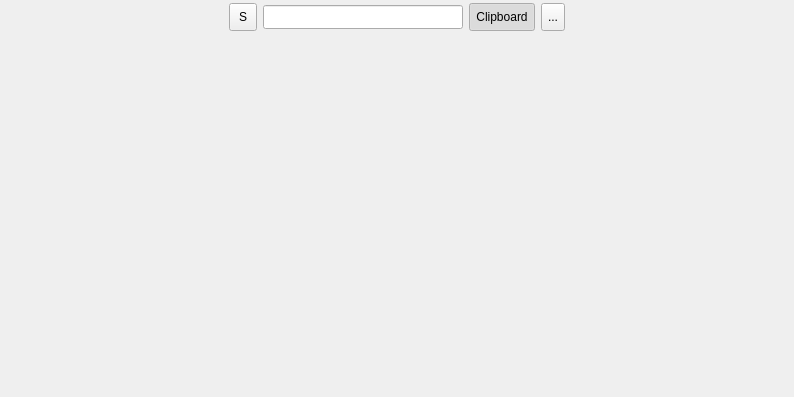
First picture: the form in widget/MPasteWidget.ui, repository SeptemberHX/MPaste, before the edit.
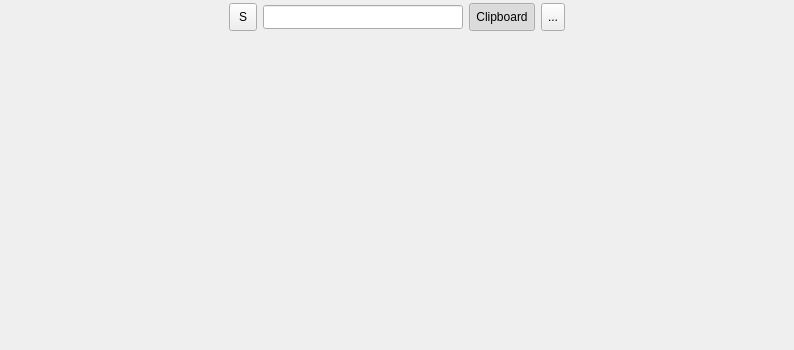
Second picture: the form after the edit. Icons and pictures are not drawn.

Patch:
```diff
--- a/widget/MPasteWidget.ui
+++ b/widget/MPasteWidget.ui
@@ -7,7 +7,7 @@
     <x>0</x>
     <y>0</y>
     <width>794</width>
-    <height>397</height>
+    <height>350</height>
    </rect>
   </property>
   <property name="sizePolicy">
```
